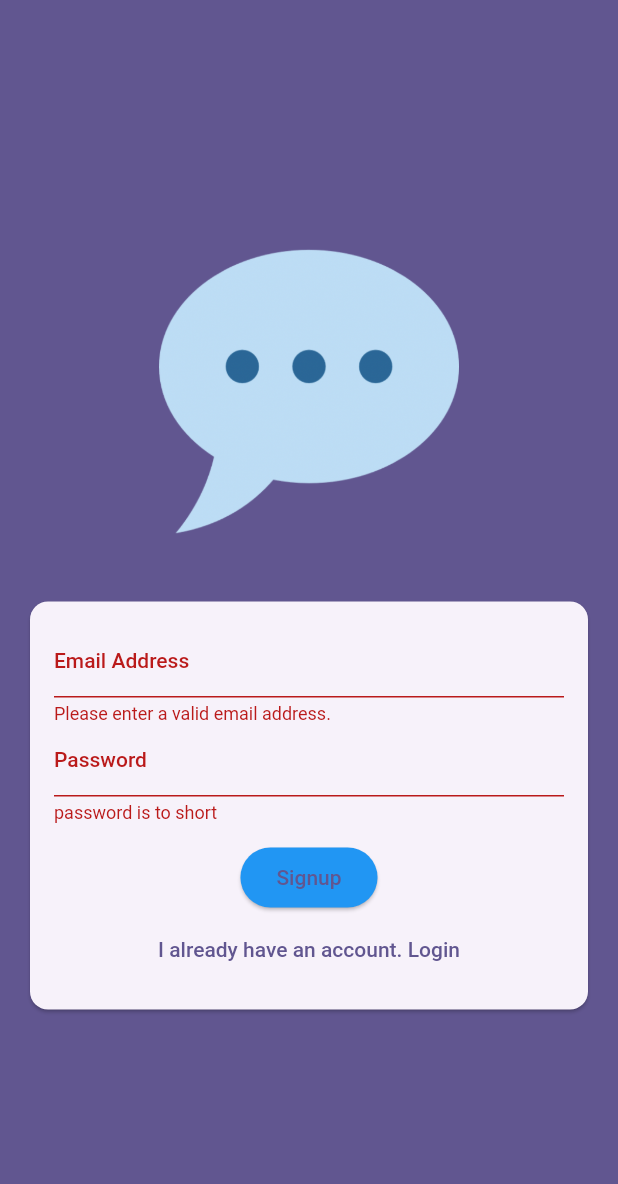
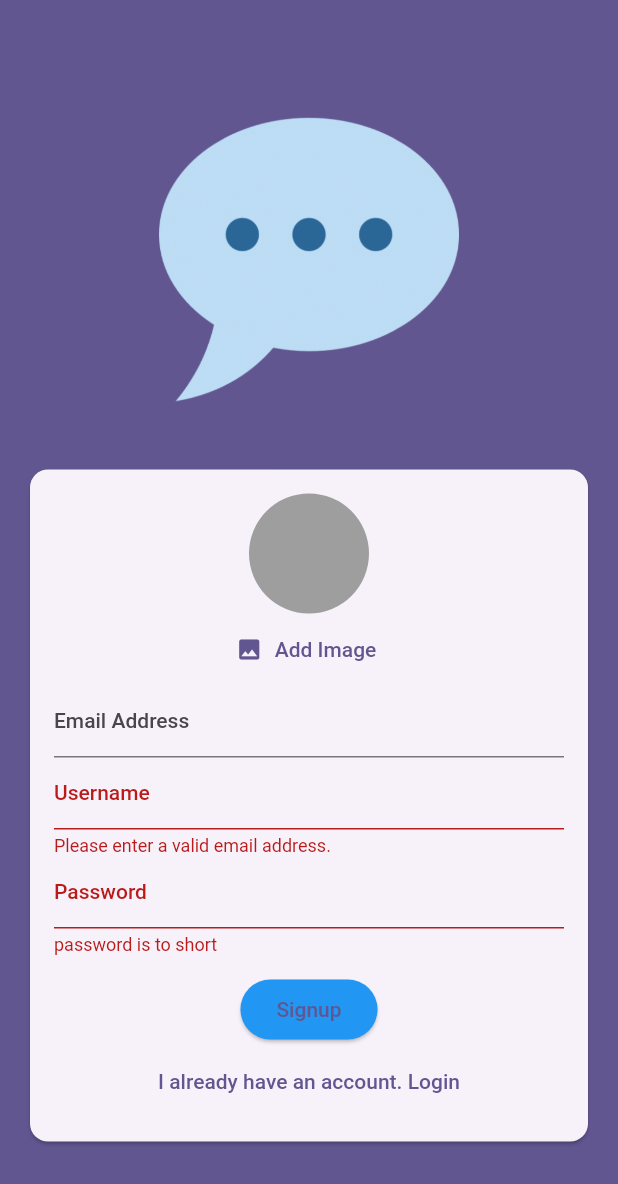
Before and after one commit to Cscreed3131/chatapp, a Flutter app: the screen it shows after launch, after a tap on "Login", after a tap on "Create an account", on a phone screen of 412 x 824 dp. Shown: the top 1184 px of the screen. Run offline on Flutter 3.47's test engine with Material 2 defaults, Android fonts, the phone set to English and light mode, and no system bars; our stand-ins replace cloud_firestore, firebase_auth, firebase_core, firebase_storage, image_picker; accounts and stored records are empty.

Commit message:
saving image was good but saving chat not good

```diff
--- a/chatapp/lib/screens/auth.dart
+++ b/chatapp/lib/screens/auth.dart
@@ -1,5 +1,10 @@
+import 'dart:io';
 import 'package:flutter/material.dart';
+import 'package:firebase_storage/firebase_storage.dart';
 import 'package:firebase_auth/firebase_auth.dart';
+import 'package:cloud_firestore/cloud_firestore.dart';
+
+import 'package:chatapp/widgets/user_image_picker.dart';
 
 final _firebase = FirebaseAuth.instance;
 
@@ -15,21 +20,48 @@ class _AuthScreenState extends State<AuthScreen> {
   var _isLogin = true;
   var _enteredEmail = '';
   var _enteredpassword = '';
+  File? _selectedImage;
+  var _isAuthenticating = false;
+  var _enteredUserName = '';
 
   void _submit() async {
     final isValid = _form.currentState!.validate();
     if (!isValid) {
+      //show error message
+      return;
+    }
+
+    if (!_isLogin && _selectedImage == null) {
       return;
     }
 
     _form.currentState!.save();
     try {
+      setState(() {
+        _isAuthenticating = true;
+      });
       if (_isLogin) {
         final userCredentials = await _firebase.signInWithEmailAndPassword(
             email: _enteredEmail, password: _enteredpassword);
       } else {
         final userCredentials = await _firebase.createUserWithEmailAndPassword(
             email: _enteredEmail, password: _enteredpassword);
+
+        final storageRef = FirebaseStorage.instance
+            .ref()
+            .child('user_images')
+            .child('${userCredentials.user!.uid}.jpg');
+        await storageRef.putFile(_selectedImage!);
+        final imageUrl = await storageRef.getDownloadURL();
+
+        FirebaseFirestore.instance
+            .collection('users')
+            .doc(userCredentials.user!.uid)
+            .set({
+          'username': _enteredUserName,
+          'email': _enteredEmail,
+          'image_url': imageUrl,
+        });
       }
     } on FirebaseAuthException catch (error) {
       ScaffoldMessenger.of(context).clearSnackBars();
@@ -38,6 +70,9 @@ class _AuthScreenState extends State<AuthScreen> {
           content: Text(error.message ?? 'Authenication failed'),
         ),
       );
+      setState(() {
+        _isAuthenticating = false;
+      });
     }
   }
 
@@ -66,6 +101,12 @@ class _AuthScreenState extends State<AuthScreen> {
                       child: Column(
                         mainAxisSize: MainAxisSize.min,
                         children: [
+                          if (!_isLogin)
+                            UserImagePicker(
+                              onPickImage: (pickedImage) {
+                                _selectedImage = pickedImage;
+                              },
+                            ),
                           TextFormField(
                             decoration: const InputDecoration(
                                 labelText: 'Email Address'),
@@ -84,6 +125,22 @@ class _AuthScreenState extends State<AuthScreen> {
                               _enteredEmail = value!;
                             },
                           ),
+                          if (!_isLogin)
+                            TextFormField(
+                              decoration:
+                                  const InputDecoration(labelText: 'Username'),
+                              validator: (value) {
+                                if (value == null ||
+                                    value.isEmpty ||
+                                    value.trim().length < 4) {
+                                  return 'please enter at least 4 characters.';
+                                }
+                                return null;
+                              },
+                              onSaved: (value) {
+                                _enteredUserName = value!;
+                              },
+                            ),
                           TextFormField(
                             decoration:
                                 const InputDecoration(labelText: 'Password'),
@@ -99,6 +156,9 @@ class _AuthScreenState extends State<AuthScreen> {
                             },
                           ),
                           const SizedBox(height: 12),
+                          if (_isAuthenticating)
+                            const CircularProgressIndicator(),
+                          if (!_isAuthenticating)
                             ElevatedButton(
                               onPressed: _submit,
                               style: ElevatedButton.styleFrom(
@@ -106,6 +166,7 @@ class _AuthScreenState extends State<AuthScreen> {
                                       Theme.of(context).primaryColor),
                               child: Text(_isLogin ? 'Login' : 'Signup'),
                             ),
+                          if (!_isAuthenticating)
                             TextButton(
                               onPressed: () {
                                 setState(() {
--- /dev/null
+++ b/chatapp/lib/widgets/user_image_picker.dart
@@ -0,0 +1,55 @@
+import 'dart:io';
+
+import 'package:flutter/material.dart';
+import 'package:image_picker/image_picker.dart';
+
+class UserImagePicker extends StatefulWidget {
+  UserImagePicker({super.key, required this.onPickImage});
+
+  final void Function(File pickedImage) onPickImage;
+
+  @override
+  State<UserImagePicker> createState() => _UserImagePickerState();
+}
+
+class _UserImagePickerState extends State<UserImagePicker> {
+  File? _pickedImageFile;
+
+  void _pickImage() async {
+    final pickedImage = await ImagePicker().pickImage(
+      source: ImageSource.camera,
+      imageQuality: 50,
+      maxWidth: 150,
+    );
+    if (pickedImage == null) {
+      return;
+    }
+    setState(() {
+      _pickedImageFile = File(pickedImage.path);
+    });
+
+    widget.onPickImage(_pickedImageFile!);
+  }
+
+  @override
+  Widget build(BuildContext context) {
+    return Column(
+      children: [
+        CircleAvatar(
+          radius: 40,
+          backgroundColor: Colors.grey,
+          foregroundImage:
+              _pickedImageFile != null ? FileImage(_pickedImageFile!) : null,
+        ),
+        TextButton.icon(
+          onPressed: _pickImage,
+          icon: Icon(Icons.image),
+          label: Text(
+            'Add Image',
+            style: TextStyle(color: Theme.of(context).colorScheme.primary),
+          ),
+        )
+      ],
+    );
+  }
+}
--- a/chatapp/pubspec.yaml
+++ b/chatapp/pubspec.yaml
@@ -37,6 +37,9 @@ dependencies:
   cupertino_icons: ^1.0.2
   firebase_core: ^2.14.0
   firebase_auth: ^4.6.3
+  firebase_storage: ^11.2.4
+  image_picker: ^1.0.0
+  cloud_firestore: ^4.8.2
 
 dev_dependencies:
   flutter_test:
```
Also changed, not shown: chatapp/lib/screens/chat.dart (+10 -1 lines), chatapp/lib/widgets/chat_messages.dart (added, +12 -0 lines), chatapp/pubspec.lock, 6 other files. Lines whose indentation alone changed are shown as unchanged.
